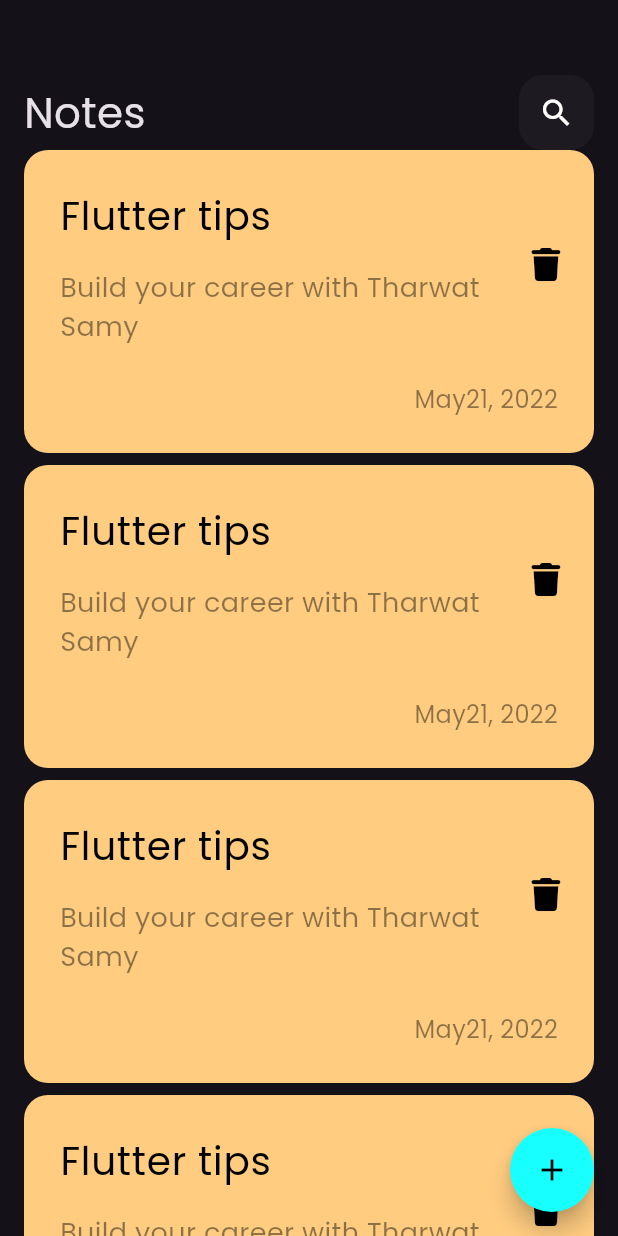
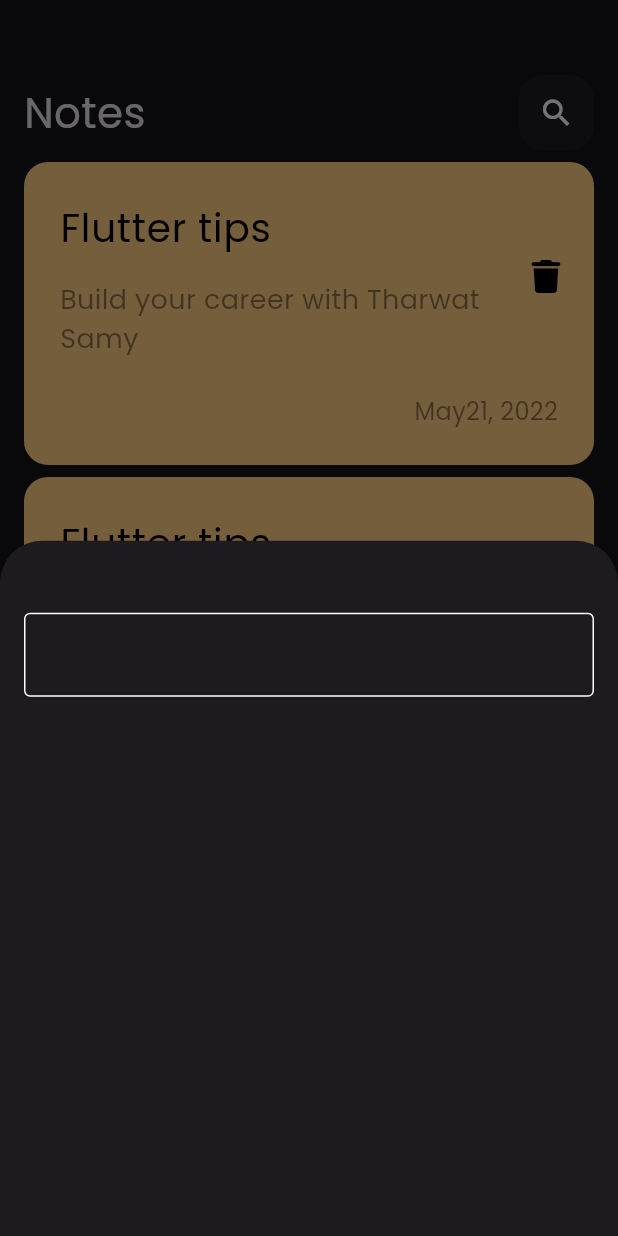
Before and after one commit to galal-mahmoud/notes_app, a Flutter app: the screen it shows after launch, after a tap on the "add" icon, on a phone screen of 412 x 824 dp. Run offline on Flutter 3.47's test engine with Material 3 defaults, Android fonts, the phone set to English and light mode, and no system bars; our stand-ins replace font_awesome_flutter.

Commit message:
custom text field and add note model sheet

```diff
--- a/lib/views/home_view.dart
+++ b/lib/views/home_view.dart
@@ -1,5 +1,7 @@
 import 'package:flutter/material.dart';
 import 'package:notes_app/widgets/home_view_body.dart';
+
+import '../widgets/add_note_model_sheet.dart';
 
 class HomeView extends StatelessWidget {
   const HomeView({super.key});
@@ -11,7 +13,11 @@ class HomeView extends StatelessWidget {
       floatingActionButton: FloatingActionButton(
         backgroundColor: Colors.cyanAccent,
         shape: const CircleBorder(),
-        onPressed: () {},
+        onPressed: () {
+          showModalBottomSheet(context: context, builder: (context){
+            return const AddNoteModelShett();
+          });
+        },
         child: const Icon(
             Icons.add,
           color: Colors.black,
--- /dev/null
+++ b/lib/widgets/add_note_model_sheet.dart
@@ -0,0 +1,23 @@
+import 'package:flutter/cupertino.dart';
+import 'package:flutter/material.dart';
+
+import 'custom_text_field.dart';
+
+class AddNoteModelShett extends StatelessWidget {
+  const AddNoteModelShett({super.key});
+
+  @override
+  Widget build(BuildContext context) {
+    return const Padding(
+      padding: EdgeInsetsDirectional.symmetric(horizontal: 16.0),
+      child: Column(
+        children: [
+          SizedBox(
+            height: 48.0,
+          ),
+          CustomTextField()
+        ],
+      ),
+    );
+  }
+}
--- /dev/null
+++ b/lib/widgets/custom_text_field.dart
@@ -0,0 +1,26 @@
+import 'package:flutter/material.dart';
+
+class CustomTextField extends StatelessWidget {
+  const CustomTextField({
+    super.key,
+  });
+
+  @override
+  Widget build(BuildContext context) {
+    return const TextField(
+      decoration: InputDecoration(
+
+          enabledBorder: OutlineInputBorder(
+            borderSide: BorderSide(
+              color: Colors.white,
+            ),
+          ),
+          focusedBorder: OutlineInputBorder(
+              borderSide: BorderSide(
+                color: Colors.cyanAccent,
+              )
+          )
+      ),
+    );
+  }
+}
--- a/lib/widgets/notes_list.dart
+++ b/lib/widgets/notes_list.dart
@@ -7,11 +7,17 @@ class NotesList extends StatelessWidget {
 
   @override
   Widget build(BuildContext context) {
-    return ListView.builder(itemBuilder: (context, index) {
-      return const Padding(
-        padding: EdgeInsetsDirectional.only(bottom: 8.0),
-        child: NoteItem(),
-      );
-    });
+    return Padding(
+      padding: const EdgeInsetsDirectional.only(top: 8.0),
+      child: ListView.builder(
+        padding: EdgeInsets.zero,
+        itemBuilder: (context, index) {
+          return const Padding(
+            padding: EdgeInsetsDirectional.only(bottom: 8.0),
+            child: NoteItem(),
+          );
+        },
+      ),
+    );
   }
 }
```
